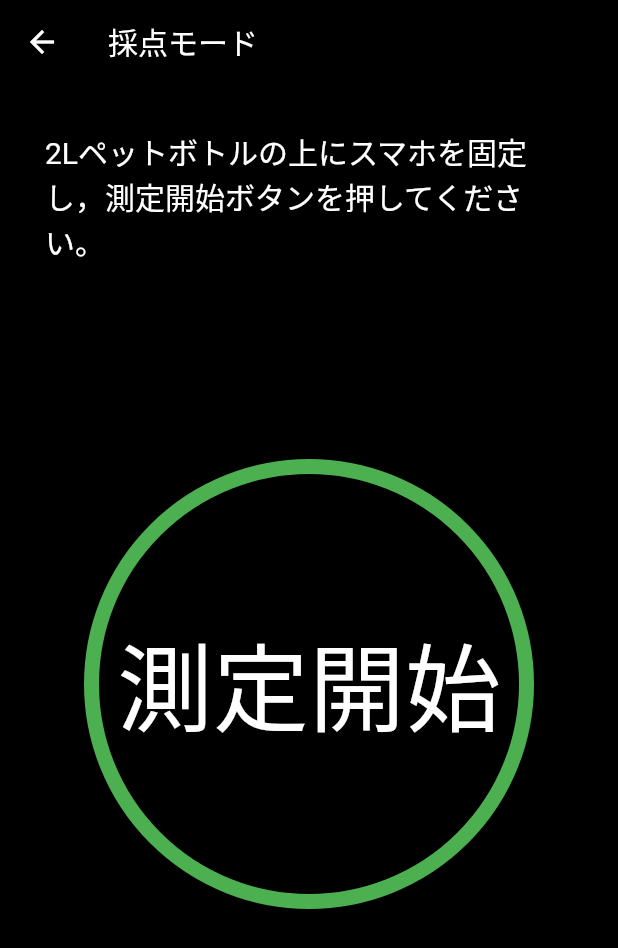
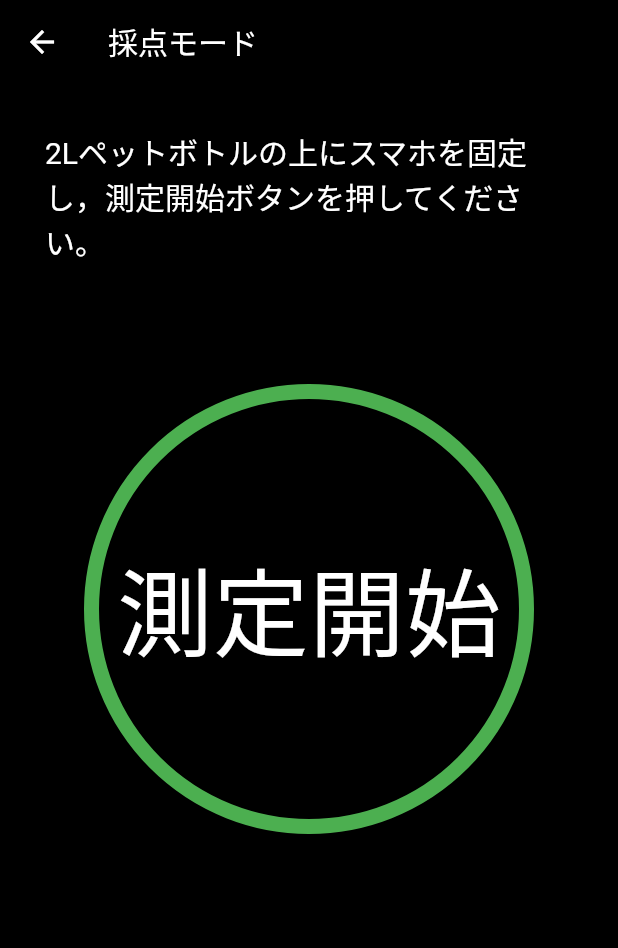
Before and after one commit to Tanesan/hackkimura, a Flutter app: the Training screen opened directly with empty values, on a phone screen of 412 x 824 dp. Shown: the top 948 px of the screen. Run offline on Flutter 3.47's test engine with Material 2 defaults, Android fonts, the phone set to English and light mode, and no system bars; our stand-ins replace audioplayers, sensors; missing offline and left inert: flutter_line_sdk; network calls fail.

Commit message:
小さい画面サイズでのエラー解消 画面遷移のミス修正

```diff
--- a/lib/page/grade.dart
+++ b/lib/page/grade.dart
@@ -226,7 +226,7 @@ class Grade extends StatelessWidget {
                                   ),
                                   onPressed: () {
                                     userData.chooseMode = "battle";
-                                    Navigator.of(context).pushNamed('/battle',
+                                    Navigator.of(context).pushNamed('/training',
                                         arguments: userData);
                                   },
                                 ),
--- a/lib/page/training.dart
+++ b/lib/page/training.dart
@@ -15,7 +15,8 @@ class Training extends StatelessWidget {
                 Navigator.of(context).pop();
               },
               icon: Icon(Icons.arrow_back)),
-        title: Text(userData.chooseMode == "training" ? 'トレーニングモード' : '採点モード'),
+          title:
+              Text(userData.chooseMode == "training" ? 'トレーニングモード' : '採点モード'),
           // 右側のアイコン一覧
           /*
           actions: <Widget>[
@@ -26,7 +27,8 @@ class Training extends StatelessWidget {
           ],
            */
         ),
-      body: Center(
+        body: SingleChildScrollView(
+          child: Center(
             child: Padding(
               padding: EdgeInsets.all(30),
               child: Column(
@@ -35,22 +37,25 @@ class Training extends StatelessWidget {
                       style: TextStyle(color: Colors.white, fontSize: 20)),
                   Center(
                     child: Padding(
-                  padding: EdgeInsets.only(top: 130),
+                      padding: EdgeInsets.only(top: 80),
                       child: Container(
                         width: 300.0,
                         height: 300.0,
                         child: OutlinedButton(
                           child: const Text('測定開始',
-                          style: TextStyle(color: Colors.white, fontSize: 64)),
+                              style:
+                                  TextStyle(color: Colors.white, fontSize: 64)),
                           style: OutlinedButton.styleFrom(
                             primary: Colors.black,
                             shape: const StadiumBorder(),
-                        side:
-                            const BorderSide(color: Colors.green, width: 10.0),
+                            side: const BorderSide(
+                                color: Colors.green, width: 10.0),
                           ),
                           onPressed: () {
                             Navigator.of(context).pushNamed('/barometer',
-                            arguments: BarometerArgs(userData: userData, mode: userData.chooseMode));
+                                arguments: BarometerArgs(
+                                    userData: userData,
+                                    mode: userData.chooseMode));
                           },
                         ),
                       ),
@@ -60,6 +65,6 @@ class Training extends StatelessWidget {
               ),
             ),
           ),
-    );
+        ));
   }
 }
```
Also changed, not shown: lib/page/barometer.dart (+15 -11 lines), lib/page/result.dart (+11 -7 lines). Lines whose indentation alone changed are shown as unchanged.
